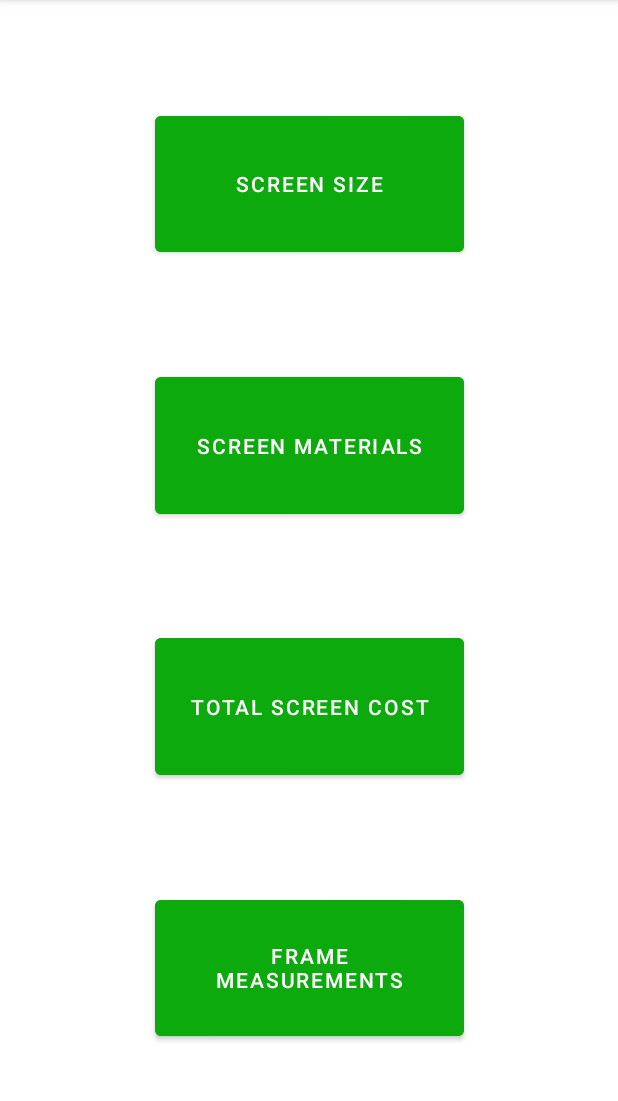
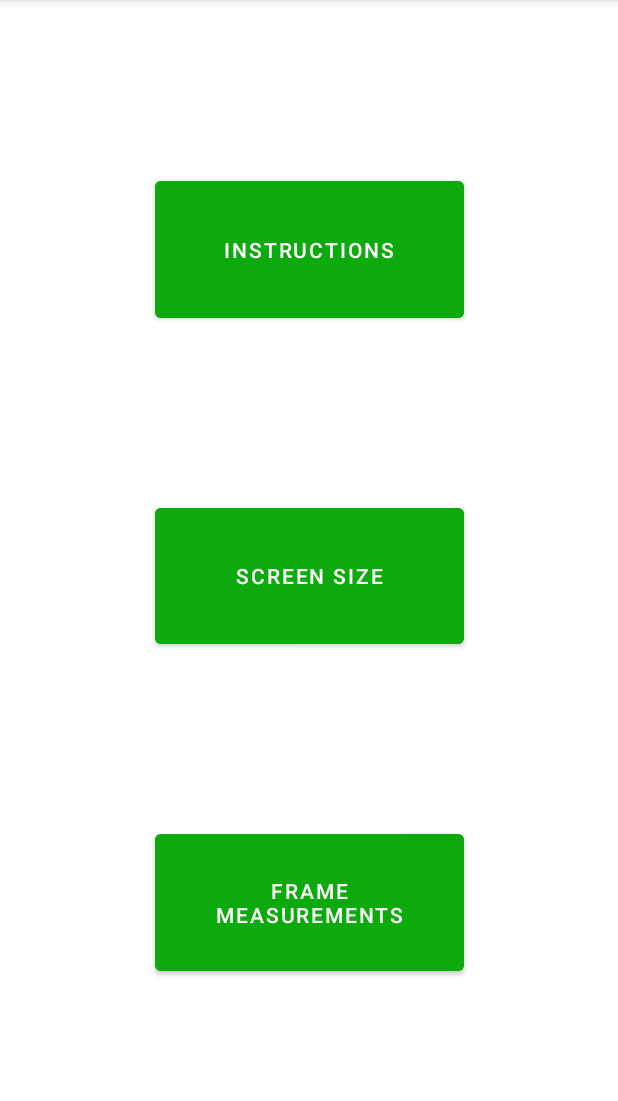
Before and after one commit to StringJoe/menards_screen_repair, an Android app: the screen it shows after launch (MainActivity), on a phone screen of 412 x 824 dp, the part 84-1185 px from its top. Run offline under Robolectric (Android 15) with nearby library versions, the phone set to English and light mode, and no system bars.

Commit message:
removed a button from the main activity and added an instructions button

```diff
--- a/app/src/main/java/com/joe/menardsscreenrepair/MainActivity.java
+++ b/app/src/main/java/com/joe/menardsscreenrepair/MainActivity.java
@@ -1,7 +1,9 @@
 package com.joe.menardsscreenrepair;
 
+import androidx.appcompat.app.AlertDialog;
 import androidx.appcompat.app.AppCompatActivity;
 
+import android.content.DialogInterface;
 import android.content.Intent;
 import android.os.Bundle;
 import android.view.View;
@@ -9,7 +11,12 @@ import android.widget.Button;
 
 public class MainActivity extends AppCompatActivity {
 
-    Button screenSize, screenMaterials, screenCost, frameMeasurement;
+    String message = "Screen size will take all the the measurements needed to calculate " +
+            "the quantities needed as well as how much the screen will cost before tax.\n\n" +
+            "Frame measurements will take the width and length measurements so that the worker " +
+            "can accurately cut the frame to the necessary length based on the corner used.";
+
+    Button screenSize, instructions, frameMeasurement;
 
     @Override
     protected void onCreate(Bundle savedInstanceState) {
@@ -17,8 +24,7 @@ public class MainActivity extends AppCompatActivity {
         setContentView(R.layout.activity_main);
 
         screenSize = findViewById(R.id.sizeBtn);
-        screenMaterials = findViewById(R.id.materialsBtn);
-        screenCost = findViewById(R.id.costBtn);
+        instructions = findViewById(R.id.menuInstructions);
         frameMeasurement = findViewById(R.id.measurementBtn);
 
         screenSize.setOnClickListener(new View.OnClickListener() {
@@ -30,21 +36,10 @@ public class MainActivity extends AppCompatActivity {
             }
         });
 
-        screenMaterials.setOnClickListener(new View.OnClickListener() {
+        instructions.setOnClickListener(new View.OnClickListener() {
             @Override
             public void onClick(View v) {
-                Intent intent = new Intent(MainActivity.this, screenMaterials.class);
-                startActivity(intent);
-                finish();
-            }
-        });
-
-        screenCost.setOnClickListener(new View.OnClickListener() {
-            @Override
-            public void onClick(View v) {
-                Intent intent = new Intent(MainActivity.this, screenCost.class);
-                startActivity(intent);
-                finish();
+                showDialogMessage();
             }
         });
 
@@ -57,4 +52,19 @@ public class MainActivity extends AppCompatActivity {
             }
         });
     }
+
+    public void showDialogMessage()
+    {
+        AlertDialog.Builder alertDialog = new AlertDialog.Builder(this);
+        alertDialog.setTitle("Instructions")
+                .setMessage(message)
+                .setNegativeButton("Exit", new DialogInterface.OnClickListener() {
+                    @Override
+                    public void onClick(DialogInterface dialog, int which) {
+
+                    }
+                })
+                .show();
+        alertDialog.create();
+    }
 }
--- a/app/src/main/res/layout/activity_main.xml
+++ b/app/src/main/res/layout/activity_main.xml
@@ -22,18 +22,18 @@
         app:layout_constraintGuide_percent="0.75" />
 
     <Button
-        android:id="@+id/materialsBtn"
+        android:id="@+id/menuInstructions"
         android:layout_width="0dp"
         android:layout_height="0dp"
         android:backgroundTint="@color/menards_green"
-        android:text="Screen Materials"
+        android:text="Instructions"
         android:textColor="@color/white"
-        app:layout_constraintBottom_toTopOf="@+id/costBtn"
+        app:layout_constraintBottom_toTopOf="@+id/sizeBtn"
         app:layout_constraintDimensionRatio="1:0.5"
         app:layout_constraintEnd_toEndOf="@id/guideline3"
         app:layout_constraintHorizontal_bias="0.5"
         app:layout_constraintStart_toEndOf="@id/guideline2"
-        app:layout_constraintTop_toBottomOf="@+id/sizeBtn" />
+        app:layout_constraintTop_toTopOf="parent" />
 
     <Button
         android:id="@+id/sizeBtn"
@@ -42,26 +42,12 @@
         android:backgroundTint="@color/menards_green"
         android:text="Screen Size"
         android:textColor="@color/white"
-        app:layout_constraintBottom_toTopOf="@+id/materialsBtn"
-        app:layout_constraintDimensionRatio="1:0.5"
-        app:layout_constraintEnd_toEndOf="@id/guideline3"
-        app:layout_constraintHorizontal_bias="0.5"
-        app:layout_constraintStart_toStartOf="@id/guideline2"
-        app:layout_constraintTop_toTopOf="parent" />
-
-    <Button
-        android:id="@+id/costBtn"
-        android:layout_width="0dp"
-        android:layout_height="0dp"
-        android:backgroundTint="@color/menards_green"
-        android:text="Total Screen Cost"
-        android:textColor="@color/white"
         app:layout_constraintBottom_toTopOf="@+id/measurementBtn"
         app:layout_constraintDimensionRatio="1:0.5"
         app:layout_constraintEnd_toEndOf="@id/guideline3"
         app:layout_constraintHorizontal_bias="0.5"
         app:layout_constraintStart_toStartOf="@id/guideline2"
-        app:layout_constraintTop_toBottomOf="@+id/materialsBtn" />
+        app:layout_constraintTop_toBottomOf="@+id/menuInstructions" />
 
     <Button
         android:id="@+id/measurementBtn"
@@ -75,6 +61,6 @@
         app:layout_constraintEnd_toStartOf="@id/guideline3"
         app:layout_constraintHorizontal_bias="0.5"
         app:layout_constraintStart_toEndOf="@id/guideline2"
-        app:layout_constraintTop_toBottomOf="@+id/costBtn" />
+        app:layout_constraintTop_toBottomOf="@+id/sizeBtn" />
 
 </androidx.constraintlayout.widget.ConstraintLayout>
```
